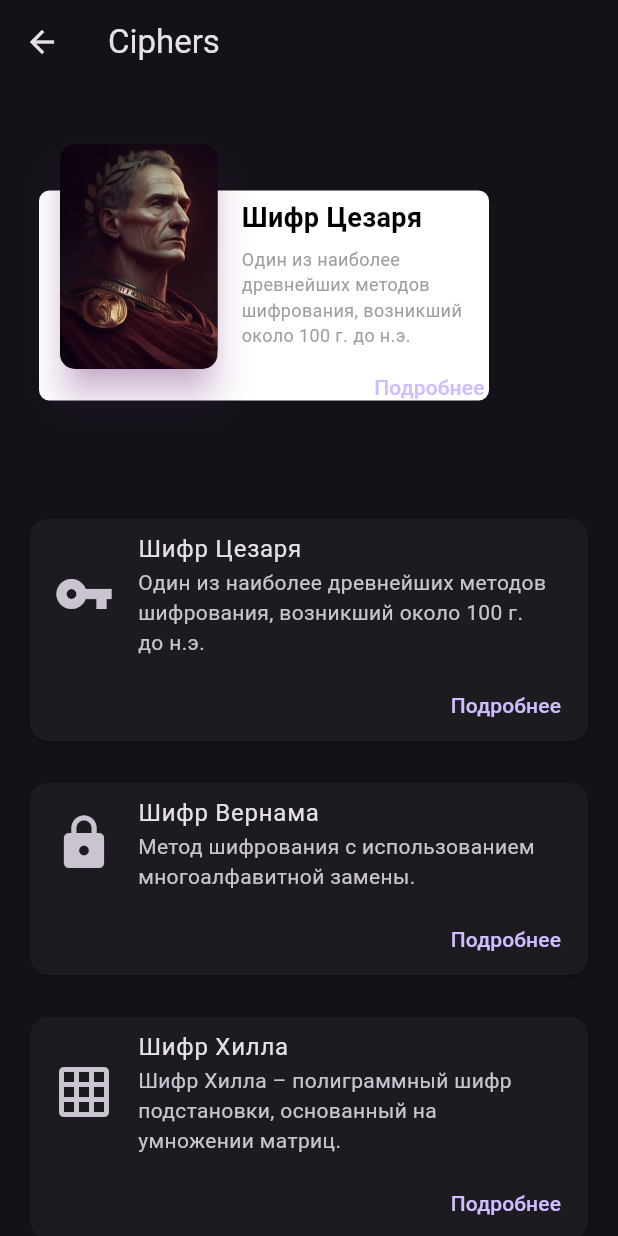
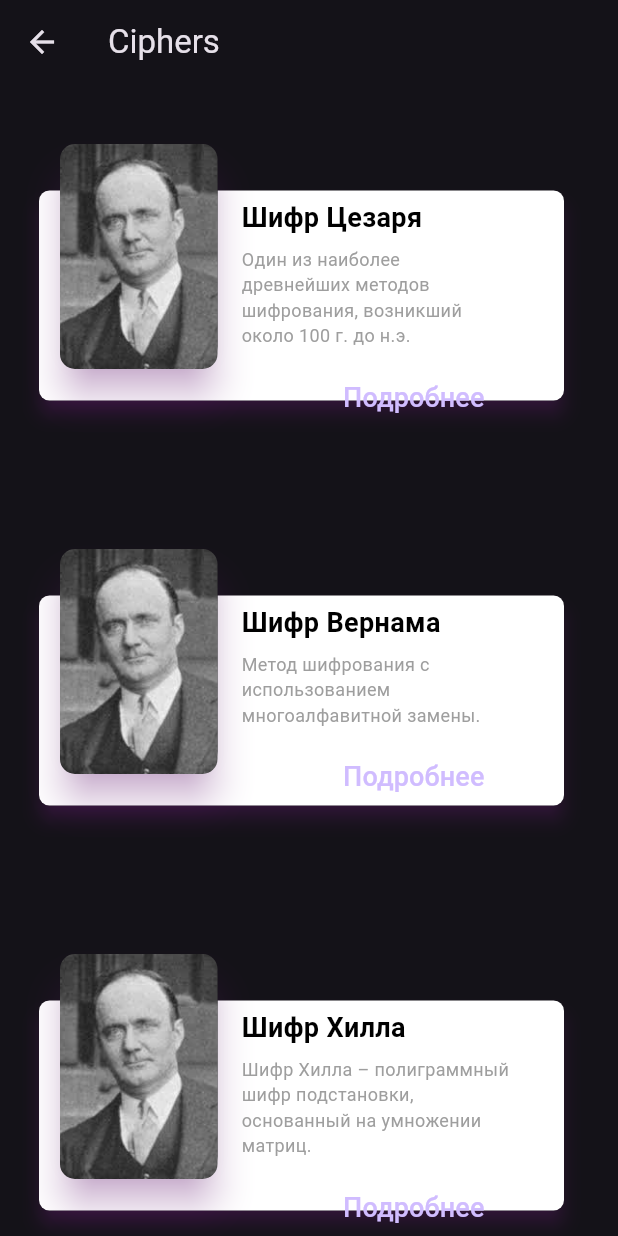
Before and after one commit to TheMusoftware/EncryptEd, a Flutter app: the Ciphers screen opened directly, on a phone screen of 412 x 824 dp. Run offline on Flutter 3.47's test engine with Material 3 defaults, Android fonts, the phone set to English and light mode, and no system bars; our stand-ins replace circle_nav_bar, google_fonts.

Commit message:
update quiz ciphers view

```diff
--- a/lib/screens/ciphers.dart
+++ b/lib/screens/ciphers.dart
@@ -33,8 +33,9 @@ class CardExample extends StatelessWidget {
         child: Column(
           children: [
             const SizedBox(height: 20),
-            Container(
+           /* Container(
               height: 250,  // Increased height to allow more space
+              decoration: BoxDecoration(borderRadius: BorderRadius.circular(7.0)),
               child: Stack(
                 children: [
                   Positioned(
@@ -43,7 +44,7 @@ class CardExample extends StatelessWidget {
                     child: Material(
                       child: Container(
                         height: 140,
-                        width: 300,
+                        width: 350,
                         decoration: BoxDecoration(
                           color: Colors.white,
                           borderRadius: BorderRadius.circular(7.0),
@@ -82,7 +83,7 @@ class CardExample extends StatelessWidget {
                       child: Column(
                         crossAxisAlignment: CrossAxisAlignment.start,
                         children: [
-                          Text(
+                          const Text(
                             "Шифр Цезаря",
                             style: TextStyle(
                               fontSize: 18, // Larger size for the title
@@ -91,7 +92,7 @@ class CardExample extends StatelessWidget {
                             ),
                           ),
                           const SizedBox(height: 6),
-                          Text(
+                          const Text(
                             "Один из наиболее древнейших методов шифрования, возникший около 100 г. до н.э.",
                             style: TextStyle(
                               fontSize: 12, // Smaller size for the description
@@ -110,7 +111,7 @@ class CardExample extends StatelessWidget {
                                     // Navigate to the CaesarCipherScreen when the button is pressed
                                     _navigateToDetails(context, const CaesarCipherScreen());
                                   },
-                                  child: const Text('Подробнее'),
+                                  child: const Text('Подробнее',style: TextStyle(fontSize: 18),),
                                 ),
                               ),
                               const SizedBox(width: 6),
@@ -125,9 +126,9 @@ class CardExample extends StatelessWidget {
                 ],
               ),
             ),
-
+*/
             CipherCard(
-              icon: Icons.vpn_key,
+              imagePath: 'assets/hill.jpg',
               title: 'Шифр Цезаря',
               description:
               'Один из наиболее древнейших методов шифрования, возникший около 100 г. до н.э.',
@@ -135,7 +136,7 @@ class CardExample extends StatelessWidget {
             ),
             const SizedBox(height: 20),
             CipherCard(
-              icon: Icons.lock,
+              imagePath: 'assets/hill.jpg',
               title: 'Шифр Вернама',
               description:
               'Метод шифрования с использованием многоалфавитной замены.',
@@ -143,7 +144,7 @@ class CardExample extends StatelessWidget {
             ),
             const SizedBox(height: 20),
             CipherCard(
-              icon: Icons.grid_on,
+              imagePath: 'assets/hill.jpg',
               title: 'Шифр Хилла',
               description:
               'Шифр Хилла – полиграммный шифр подстановки, основанный на умножении матриц.',
@@ -163,13 +164,13 @@ class CardExample extends StatelessWidget {
 }
 
 class CipherCard extends StatelessWidget {
-  final IconData icon;
+  final String imagePath;
   final String title;
   final String description;
   final VoidCallback onTap;
 
   const CipherCard({
-    required this.icon,
+    required this.imagePath,
     required this.title,
     required this.description,
     required this.onTap,
@@ -178,27 +179,99 @@ class CipherCard extends StatelessWidget {
 
   @override
   Widget build(BuildContext context) {
-    return Card(
+    return Container(
+      height: 250,
+      child: Stack(
+        children: [
+          Positioned(
+            top: 35,
+            left: 10,
+            child: Material(
+              elevation: 5.0,
+              shadowColor: Colors.purple.withOpacity(0.6),
+              borderRadius: BorderRadius.circular(7.0),
+              child: Container(
+                height: 140,
+                width: 350,
+                decoration: BoxDecoration(
+                  color: Colors.white,
+                  borderRadius: BorderRadius.circular(7.0),
+                ),
+              ),
+            ),
+          ),
+          Positioned(
+            top: 0,
+            left: 20,
+            child: Card(
+              elevation: 10.0,
+              shadowColor: Colors.purple.withOpacity(0.6),
+              shape: RoundedRectangleBorder(
+                borderRadius: BorderRadius.circular(15.0),
+              ),
+              child: Container(
+                height: 150,
+                width: 105,
+                decoration: BoxDecoration(
+                  borderRadius: BorderRadius.circular(10.0),
+                  image: DecorationImage(
+                    image: AssetImage(imagePath),
+                    fit: BoxFit.cover,
+                  ),
+                ),
+              ),
+            ),
+          ),
+          Positioned(
+            top: 40,
+            left: 145,
+            child: SizedBox(
+              height: 150,
+              width: 180,
               child: Column(
-        mainAxisSize: MainAxisSize.min,
-        children: <Widget>[
-          ListTile(
-            leading: Icon(icon, size: 40),
-            title: Text(title),
-            subtitle: Text(description),
+                crossAxisAlignment: CrossAxisAlignment.start,
+                children: [
+                  Text(
+                    title,
+                    style: const TextStyle(
+                      fontSize: 18,
+                      color: Colors.black,
+                      fontWeight: FontWeight.bold,
                     ),
+                  ),
+                  const SizedBox(height: 6),
+                  Text(
+                    description,
+                    style: const TextStyle(
+                      fontSize: 12,
+                      color: Colors.grey,
+                      fontWeight: FontWeight.normal,
+                    ),
+                  ),
+                  const SizedBox(height: 1),
                   Row(
                     mainAxisAlignment: MainAxisAlignment.end,
-            children: <Widget>[
-              TextButton(
-                child: const Text('Подробнее'),
+                    children: [
+                      Padding(
+                        padding: const EdgeInsets.only(top: 8.0),
+                        child: TextButton(
                           onPressed: onTap,
+                          child: const Text(
+                            'Подробнее',
+                            style: TextStyle(fontSize: 18),
+                          ),
+                        ),
                       ),
                       const SizedBox(width: 6),
                     ],
+                  )
+                ],
+              ),
+            ),
           ),
         ],
       ),
     );
+
   }
 }
```
Lines whose indentation alone changed are shown as unchanged.
